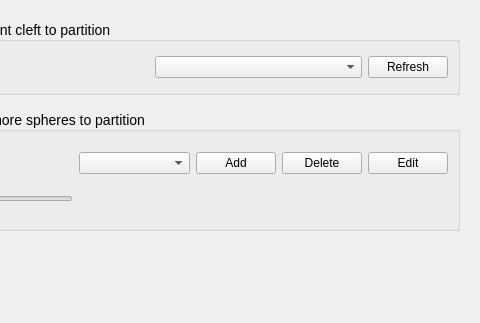
First picture: the form in demowidget2.ui, repository ThomasDesc/NRG_plugin, before the edit; both pictures show x 361 to 841 and y 0 to 323 of the 841 by 659 pixel window.
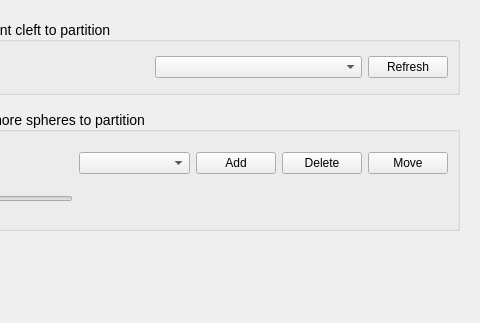
Second picture: the form after the edit.

Commit message: ability to move sphere

What changed in the file:
```diff
--- a/demowidget2.ui
+++ b/demowidget2.ui
@@ -507,7 +507,7 @@
       <item row="0" column="6">
        <widget class="QPushButton" name="cleft_partition_button_edit">
         <property name="text">
-         <string>Edit</string>
+         <string>Move</string>
         </property>
        </widget>
       </item>
```
Left out of the diff: 2 changed lines with no effect on the pictures. The commit also changes 4 other files.
